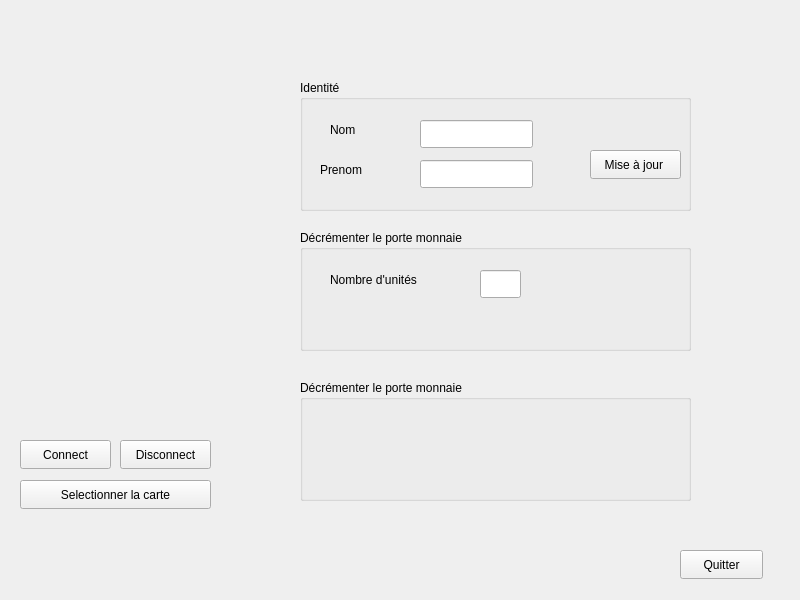
This is TP1/window.ui in ChristianHasbani/Communication_Sans_Fil_TP as Qt 5 draws it before an edit. The edited form follows.
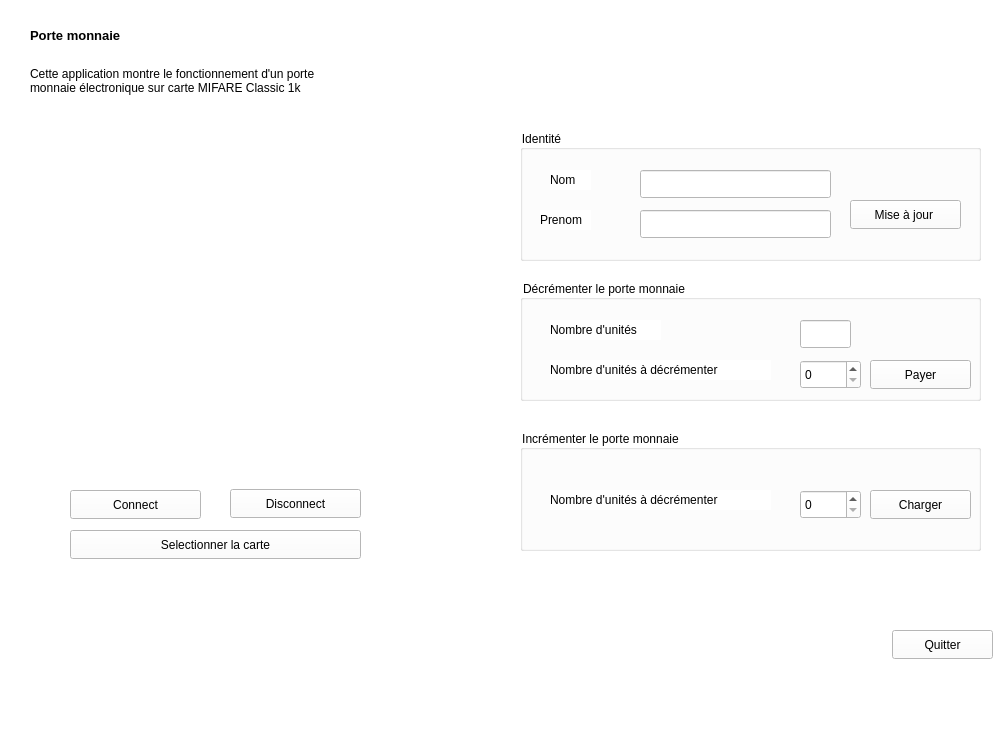
This is the edited form. Icons and pictures are not drawn.

```diff
--- a/TP1/window.ui
+++ b/TP1/window.ui
@@ -6,19 +6,25 @@
    <rect>
     <x>0</x>
     <y>0</y>
-    <width>800</width>
-    <height>600</height>
+    <width>1005</width>
+    <height>736</height>
    </rect>
   </property>
   <property name="windowTitle">
    <string>ODALI Porte monnaie</string>
   </property>
+  <property name="windowOpacity">
+   <double>1.000000000000000</double>
+  </property>
+  <property name="styleSheet">
+   <string notr="true">background-color: rgb(255, 255, 255);</string>
+  </property>
   <widget class="QGroupBox" name="groupBox">
    <property name="geometry">
     <rect>
-     <x>300</x>
-     <y>80</y>
-     <width>391</width>
+     <x>520</x>
+     <y>130</y>
+     <width>461</width>
      <height>131</height>
     </rect>
    </property>
@@ -41,9 +47,9 @@
    <widget class="QPushButton" name="updateButton">
     <property name="geometry">
      <rect>
-      <x>290</x>
+      <x>330</x>
       <y>70</y>
-      <width>91</width>
+      <width>111</width>
       <height>29</height>
      </rect>
     </property>
@@ -69,7 +75,7 @@
      <rect>
       <x>120</x>
       <y>40</y>
-      <width>113</width>
+      <width>191</width>
       <height>28</height>
      </rect>
     </property>
@@ -82,7 +88,7 @@
      <rect>
       <x>120</x>
       <y>80</y>
-      <width>113</width>
+      <width>191</width>
       <height>28</height>
      </rect>
     </property>
@@ -94,9 +100,9 @@
   <widget class="QGroupBox" name="groupBox_2">
    <property name="geometry">
     <rect>
-     <x>300</x>
-     <y>230</y>
-     <width>391</width>
+     <x>520</x>
+     <y>280</y>
+     <width>461</width>
      <height>121</height>
     </rect>
    </property>
@@ -119,9 +125,9 @@
    <widget class="QLineEdit" name="prenomText_2">
     <property name="geometry">
      <rect>
-      <x>180</x>
+      <x>280</x>
       <y>40</y>
-      <width>41</width>
+      <width>51</width>
       <height>28</height>
      </rect>
     </property>
@@ -129,26 +135,104 @@
      <bool>true</bool>
     </property>
    </widget>
+   <widget class="QLabel" name="nbDecLabel">
+    <property name="geometry">
+     <rect>
+      <x>30</x>
+      <y>80</y>
+      <width>221</width>
+      <height>20</height>
+     </rect>
+    </property>
+    <property name="text">
+     <string>Nombre d'unités à décrémenter</string>
+    </property>
+   </widget>
+   <widget class="QSpinBox" name="nbDecSpinner">
+    <property name="geometry">
+     <rect>
+      <x>280</x>
+      <y>80</y>
+      <width>61</width>
+      <height>29</height>
+     </rect>
+    </property>
+   </widget>
+   <widget class="QPushButton" name="payBtn">
+    <property name="geometry">
+     <rect>
+      <x>350</x>
+      <y>80</y>
+      <width>101</width>
+      <height>29</height>
+     </rect>
+    </property>
+    <property name="styleSheet">
+     <string notr="true"/>
+    </property>
+    <property name="text">
+     <string>Payer</string>
+    </property>
+   </widget>
   </widget>
   <widget class="QGroupBox" name="groupBox_3">
    <property name="geometry">
     <rect>
-     <x>300</x>
-     <y>380</y>
-     <width>391</width>
+     <x>520</x>
+     <y>430</y>
+     <width>461</width>
      <height>121</height>
     </rect>
    </property>
    <property name="title">
-    <string>Décrémenter le porte monnaie</string>
+    <string>Incrémenter le porte monnaie</string>
    </property>
+   <widget class="QSpinBox" name="incrementSpinner">
+    <property name="geometry">
+     <rect>
+      <x>280</x>
+      <y>60</y>
+      <width>61</width>
+      <height>29</height>
+     </rect>
+    </property>
+   </widget>
+   <widget class="QPushButton" name="chargeBtn">
+    <property name="geometry">
+     <rect>
+      <x>350</x>
+      <y>60</y>
+      <width>101</width>
+      <height>29</height>
+     </rect>
+    </property>
+    <property name="styleSheet">
+     <string notr="true"/>
+    </property>
+    <property name="text">
+     <string>Charger</string>
+    </property>
+   </widget>
+   <widget class="QLabel" name="nbIncreDescLabel">
+    <property name="geometry">
+     <rect>
+      <x>30</x>
+      <y>60</y>
+      <width>221</width>
+      <height>20</height>
+     </rect>
+    </property>
+    <property name="text">
+     <string>Nombre d'unités à décrémenter</string>
+    </property>
+   </widget>
   </widget>
   <widget class="QPushButton" name="connectButton">
    <property name="geometry">
     <rect>
-     <x>20</x>
-     <y>440</y>
-     <width>91</width>
+     <x>70</x>
+     <y>490</y>
+     <width>131</width>
      <height>29</height>
     </rect>
    </property>
@@ -159,9 +243,9 @@
   <widget class="QPushButton" name="disconnectButton">
    <property name="geometry">
     <rect>
-     <x>120</x>
-     <y>440</y>
-     <width>91</width>
+     <x>230</x>
+     <y>489</y>
+     <width>131</width>
      <height>29</height>
     </rect>
    </property>
@@ -172,9 +256,9 @@
   <widget class="QLabel" name="versionLabel">
    <property name="geometry">
     <rect>
-     <x>30</x>
-     <y>530</y>
-     <width>181</width>
+     <x>80</x>
+     <y>580</y>
+     <width>281</width>
      <height>20</height>
     </rect>
    </property>
@@ -185,9 +269,9 @@
   <widget class="QPushButton" name="readCardBtn">
    <property name="geometry">
     <rect>
-     <x>20</x>
-     <y>480</y>
-     <width>191</width>
+     <x>70</x>
+     <y>530</y>
+     <width>291</width>
      <height>29</height>
     </rect>
    </property>
@@ -198,16 +282,105 @@
   <widget class="QPushButton" name="quitBtn">
    <property name="geometry">
     <rect>
-     <x>680</x>
-     <y>550</y>
-     <width>83</width>
+     <x>892</x>
+     <y>630</y>
+     <width>101</width>
      <height>29</height>
     </rect>
    </property>
+   <property name="styleSheet">
+    <string notr="true">border-color: rgb(0, 0, 0);</string>
+   </property>
    <property name="text">
     <string>Quitter</string>
    </property>
   </widget>
+  <widget class="QLabel" name="titleDescLabel">
+   <property name="geometry">
+    <rect>
+     <x>30</x>
+     <y>50</y>
+     <width>321</width>
+     <height>61</height>
+    </rect>
+   </property>
+   <property name="text">
+    <string>Cette application montre le fonctionnement d'un porte monnaie électronique sur carte MIFARE Classic 1k</string>
+   </property>
+   <property name="wordWrap">
+    <bool>true</bool>
+   </property>
+  </widget>
+  <widget class="QLabel" name="textWLinkLabel">
+   <property name="geometry">
+    <rect>
+     <x>50</x>
+     <y>620</y>
+     <width>391</width>
+     <height>61</height>
+    </rect>
+   </property>
+   <property name="text">
+    <string/>
+   </property>
+   <property name="wordWrap">
+    <bool>true</bool>
+   </property>
+  </widget>
+  <widget class="QLabel" name="titleLabel">
+   <property name="geometry">
+    <rect>
+     <x>30</x>
+     <y>20</y>
+     <width>191</width>
+     <height>31</height>
+    </rect>
+   </property>
+   <property name="font">
+    <font>
+     <pointsize>10</pointsize>
+     <bold>true</bold>
+    </font>
+   </property>
+   <property name="text">
+    <string>Porte monnaie</string>
+   </property>
+  </widget>
+  <widget class="QLabel" name="bigImgLabel">
+   <property name="geometry">
+    <rect>
+     <x>20</x>
+     <y>110</y>
+     <width>391</width>
+     <height>351</height>
+    </rect>
+   </property>
+   <property name="frameShape">
+    <enum>QFrame::NoFrame</enum>
+   </property>
+   <property name="text">
+    <string/>
+   </property>
+   <property name="pixmap">
+    <pixmap>../IMGs/bigPic.png</pixmap>
+   </property>
+  </widget>
+  <widget class="QLabel" name="smallPicLabel">
+   <property name="geometry">
+    <rect>
+     <x>800</x>
+     <y>30</y>
+     <width>171</width>
+     <height>81</height>
+    </rect>
+   </property>
+   <property name="text">
+    <string/>
+   </property>
+   <property name="pixmap">
+    <pixmap>../IMGs/smallPic.png</pixmap>
+   </property>
+  </widget>
  </widget>
  <resources/>
  <connections/>
```
Left out of the diff: 2 changed lines with no effect on the pictures.
